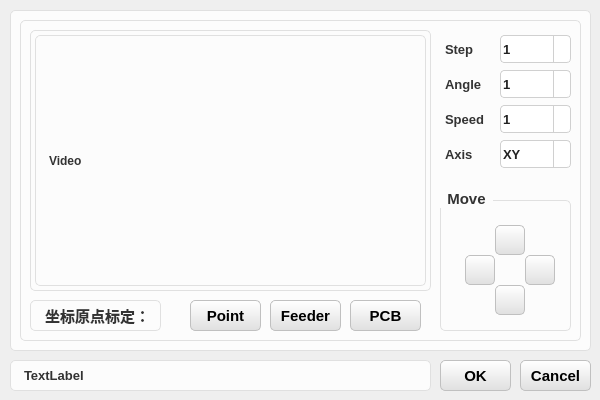
The window that Solution/HuiRuMachineH/HuiRuMachineH/dialog/MotionDialog.ui (HeJun20250905/ProductProJect) describes before a commit, drawn with Qt 5.
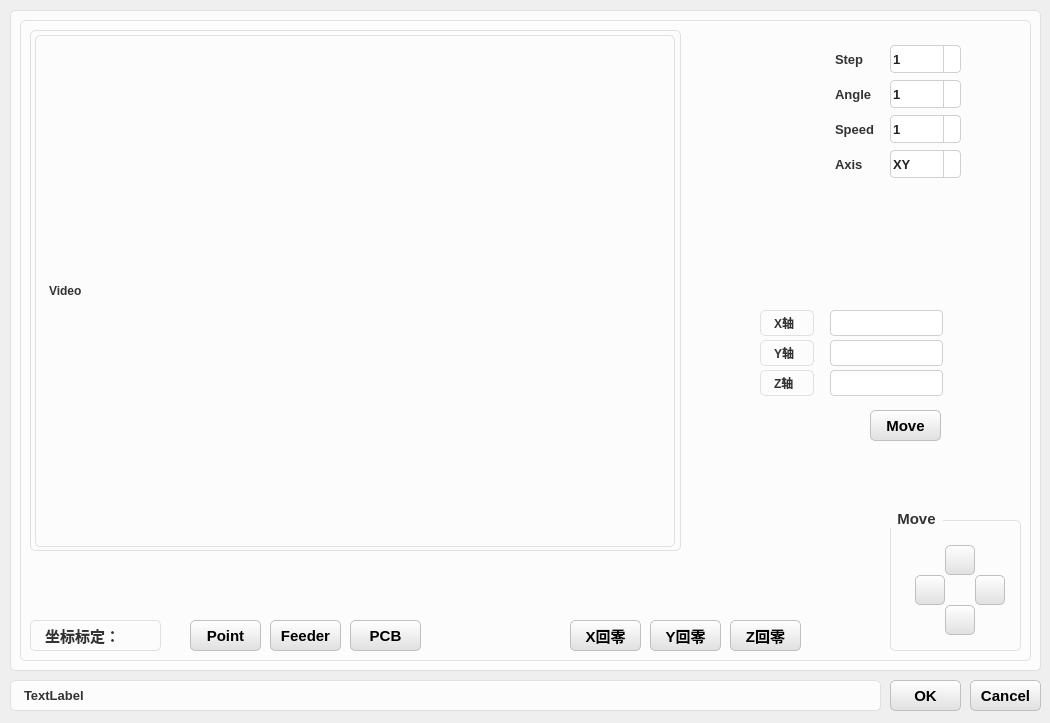
The same window after the commit. Icons and pictures are not drawn.

```diff
--- a/Solution/HuiRuMachineH/HuiRuMachineH/dialog/MotionDialog.ui
+++ b/Solution/HuiRuMachineH/HuiRuMachineH/dialog/MotionDialog.ui
@@ -6,8 +6,8 @@
    <rect>
     <x>0</x>
     <y>0</y>
-    <width>600</width>
-    <height>400</height>
+    <width>1050</width>
+    <height>723</height>
    </rect>
   </property>
   <property name="windowTitle">
@@ -164,8 +164,8 @@
    <property name="geometry">
     <rect>
      <x>10</x>
-     <y>360</y>
-     <width>421</width>
+     <y>680</y>
+     <width>871</width>
      <height>31</height>
     </rect>
    </property>
@@ -185,8 +185,8 @@
     <rect>
      <x>10</x>
      <y>0</y>
-     <width>581</width>
-     <height>351</height>
+     <width>1031</width>
+     <height>671</height>
     </rect>
    </property>
    <property name="title">
@@ -197,8 +197,8 @@
      <rect>
       <x>10</x>
       <y>10</y>
-      <width>561</width>
-      <height>331</height>
+      <width>1011</width>
+      <height>651</height>
      </rect>
     </property>
     <property name="title">
@@ -207,8 +207,8 @@
     <widget class="QComboBox" name="comboBox_Step">
      <property name="geometry">
       <rect>
-       <x>480</x>
-       <y>25</y>
+       <x>870</x>
+       <y>35</y>
        <width>71</width>
        <height>28</height>
       </rect>
@@ -239,8 +239,8 @@
     <widget class="QLabel" name="label_Step">
      <property name="geometry">
       <rect>
-       <x>425</x>
-       <y>25</y>
+       <x>815</x>
+       <y>35</y>
        <width>51</width>
        <height>28</height>
       </rect>
@@ -267,8 +267,8 @@
     <widget class="QLabel" name="label_Step_5">
      <property name="geometry">
       <rect>
-       <x>425</x>
-       <y>60</y>
+       <x>815</x>
+       <y>70</y>
        <width>51</width>
        <height>28</height>
       </rect>
@@ -295,8 +295,8 @@
     <widget class="QComboBox" name="comboBox_Step_2">
      <property name="geometry">
       <rect>
-       <x>480</x>
-       <y>60</y>
+       <x>870</x>
+       <y>70</y>
        <width>71</width>
        <height>28</height>
       </rect>
@@ -337,8 +337,8 @@
     <widget class="QComboBox" name="comboBox_Axis">
      <property name="geometry">
       <rect>
-       <x>480</x>
-       <y>130</y>
+       <x>870</x>
+       <y>140</y>
        <width>71</width>
        <height>28</height>
       </rect>
@@ -364,8 +364,8 @@
     <widget class="QLabel" name="label_Axis">
      <property name="geometry">
       <rect>
-       <x>425</x>
-       <y>130</y>
+       <x>815</x>
+       <y>140</y>
        <width>51</width>
        <height>28</height>
       </rect>
@@ -393,7 +393,7 @@
      <property name="geometry">
       <rect>
        <x>170</x>
-       <y>290</y>
+       <y>610</y>
        <width>71</width>
        <height>31</height>
       </rect>
@@ -413,7 +413,7 @@
      <property name="geometry">
       <rect>
        <x>330</x>
-       <y>290</y>
+       <y>610</y>
        <width>71</width>
        <height>31</height>
       </rect>
@@ -433,7 +433,7 @@
      <property name="geometry">
       <rect>
        <x>250</x>
-       <y>290</y>
+       <y>610</y>
        <width>71</width>
        <height>31</height>
       </rect>
@@ -452,8 +452,8 @@
     <widget class="QLabel" name="label_Speed">
      <property name="geometry">
       <rect>
-       <x>425</x>
-       <y>95</y>
+       <x>815</x>
+       <y>105</y>
        <width>51</width>
        <height>28</height>
       </rect>
@@ -482,8 +482,8 @@
       <rect>
        <x>10</x>
        <y>10</y>
-       <width>401</width>
-       <height>271</height>
+       <width>651</width>
+       <height>531</height>
       </rect>
      </property>
      <property name="title">
@@ -494,8 +494,8 @@
        <rect>
         <x>5</x>
         <y>15</y>
-        <width>391</width>
-        <height>251</height>
+        <width>640</width>
+        <height>512</height>
        </rect>
       </property>
       <property name="text">
@@ -506,8 +506,8 @@
     <widget class="QComboBox" name="comboBox_Speed">
      <property name="geometry">
       <rect>
-       <x>480</x>
-       <y>95</y>
+       <x>870</x>
+       <y>105</y>
        <width>71</width>
        <height>28</height>
       </rect>
@@ -538,8 +538,8 @@
     <widget class="QGroupBox" name="groupBox_4">
      <property name="geometry">
       <rect>
-       <x>420</x>
-       <y>180</y>
+       <x>870</x>
+       <y>500</y>
        <width>131</width>
        <height>141</height>
       </rect>
@@ -655,7 +655,7 @@
      <property name="geometry">
       <rect>
        <x>10</x>
-       <y>290</y>
+       <y>610</y>
        <width>131</width>
        <height>31</height>
       </rect>
@@ -668,7 +668,156 @@
       </font>
      </property>
      <property name="text">
-      <string>坐标原点标定：</string>
+      <string>坐标标定：</string>
+     </property>
+    </widget>
+    <widget class="QPushButton" name="pushButton_Move">
+     <property name="geometry">
+      <rect>
+       <x>850</x>
+       <y>400</y>
+       <width>71</width>
+       <height>31</height>
+      </rect>
+     </property>
+     <property name="font">
+      <font>
+       <pointsize>11</pointsize>
+       <weight>75</weight>
+       <bold>true</bold>
+      </font>
+     </property>
+     <property name="text">
+      <string>Move</string>
+     </property>
+    </widget>
+    <widget class="QLineEdit" name="lineEdit_X">
+     <property name="geometry">
+      <rect>
+       <x>810</x>
+       <y>300</y>
+       <width>113</width>
+       <height>26</height>
+      </rect>
+     </property>
+    </widget>
+    <widget class="QLineEdit" name="lineEdit_Y">
+     <property name="geometry">
+      <rect>
+       <x>810</x>
+       <y>330</y>
+       <width>113</width>
+       <height>26</height>
+      </rect>
+     </property>
+    </widget>
+    <widget class="QLineEdit" name="lineEdit_Z">
+     <property name="geometry">
+      <rect>
+       <x>810</x>
+       <y>360</y>
+       <width>113</width>
+       <height>26</height>
+      </rect>
+     </property>
+    </widget>
+    <widget class="QLabel" name="label">
+     <property name="geometry">
+      <rect>
+       <x>740</x>
+       <y>300</y>
+       <width>54</width>
+       <height>26</height>
+      </rect>
+     </property>
+     <property name="text">
+      <string>X轴</string>
+     </property>
+    </widget>
+    <widget class="QLabel" name="label_2">
+     <property name="geometry">
+      <rect>
+       <x>740</x>
+       <y>330</y>
+       <width>54</width>
+       <height>26</height>
+      </rect>
+     </property>
+     <property name="text">
+      <string>Y轴</string>
+     </property>
+    </widget>
+    <widget class="QLabel" name="label_3">
+     <property name="geometry">
+      <rect>
+       <x>740</x>
+       <y>360</y>
+       <width>54</width>
+       <height>26</height>
+      </rect>
+     </property>
+     <property name="text">
+      <string>Z轴</string>
+     </property>
+    </widget>
+    <widget class="QPushButton" name="pushButton_HomeX">
+     <property name="geometry">
+      <rect>
+       <x>550</x>
+       <y>610</y>
+       <width>71</width>
+       <height>31</height>
+      </rect>
+     </property>
+     <property name="font">
+      <font>
+       <pointsize>11</pointsize>
+       <weight>75</weight>
+       <bold>true</bold>
+      </font>
+     </property>
+     <property name="text">
+      <string>X回零</string>
+     </property>
+    </widget>
+    <widget class="QPushButton" name="pushButton_HomeY">
+     <property name="geometry">
+      <rect>
+       <x>630</x>
+       <y>610</y>
+       <width>71</width>
+       <height>31</height>
+      </rect>
+     </property>
+     <property name="font">
+      <font>
+       <pointsize>11</pointsize>
+       <weight>75</weight>
+       <bold>true</bold>
+      </font>
+     </property>
+     <property name="text">
+      <string>Y回零</string>
+     </property>
+    </widget>
+    <widget class="QPushButton" name="pushButton_HomeZ">
+     <property name="geometry">
+      <rect>
+       <x>710</x>
+       <y>610</y>
+       <width>71</width>
+       <height>31</height>
+      </rect>
+     </property>
+     <property name="font">
+      <font>
+       <pointsize>11</pointsize>
+       <weight>75</weight>
+       <bold>true</bold>
+      </font>
+     </property>
+     <property name="text">
+      <string>Z回零</string>
      </property>
     </widget>
    </widget>
@@ -676,8 +825,8 @@
   <widget class="QPushButton" name="pushButton_Cancel">
    <property name="geometry">
     <rect>
-     <x>520</x>
-     <y>360</y>
+     <x>970</x>
+     <y>680</y>
      <width>71</width>
      <height>31</height>
     </rect>
@@ -696,8 +845,8 @@
   <widget class="QPushButton" name="pushButton_OK">
    <property name="geometry">
     <rect>
-     <x>440</x>
-     <y>360</y>
+     <x>890</x>
+     <y>680</y>
      <width>71</width>
      <height>31</height>
     </rect>
```
